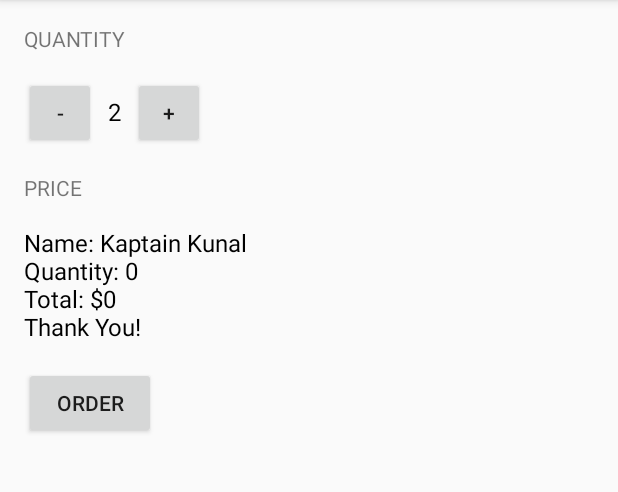
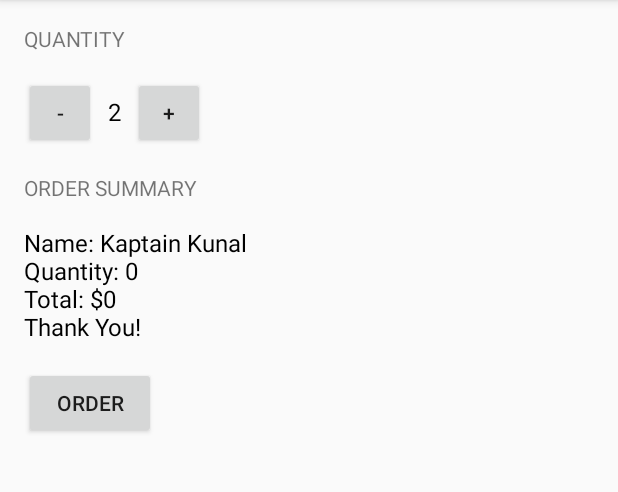
Before and after one commit to toanhtran/JustJava2, an Android app: the screen it shows after launch (MainActivity), after a tap on "ORDER", on a phone screen of 412 x 824 dp, the part 84-576 px from its top. Run offline under Robolectric (Android 15) with nearby library versions, the phone set to English and light mode, and no system bars.

Commit message:
delete unused method

```diff
--- a/app/src/main/java/com/example/toanhtran/justjava2/MainActivity.java
+++ b/app/src/main/java/com/example/toanhtran/justjava2/MainActivity.java
@@ -72,25 +72,13 @@ public class MainActivity extends ActionBarActivity {
         quantityTextView.setText("" + number);
 
     }
-    /**
-     * This method displays the given price on the screen.
-     */
-    private void displayPrice(int number) {
-        TextView priceTextView = (TextView) findViewById(R.id.price_text_view);
-        priceTextView.setText(NumberFormat.getCurrencyInstance().format(number));
-    }
+
     /**
      * This method displays the given text on the screen.
      */
     private void displayMessage(String message) {
-        TextView priceTextView = (TextView) findViewById(R.id.price_text_view);
-        priceTextView.setText(message);
+        TextView orderSummaryTextView = (TextView) findViewById(R.id.order_summary_text_view);
+        orderSummaryTextView.setText(message);
     }
 
-    /**
-     *
-     * @param priceOfOrder
-     * @return summary of name, quantity, total, and thank you msg
-     */
-
 }
--- a/app/src/main/res/layout/activity_main.xml
+++ b/app/src/main/res/layout/activity_main.xml
@@ -49,11 +49,11 @@
         android:layout_width="wrap_content"
         android:layout_height="wrap_content"
         android:layout_marginTop="16dp"
-        android:text="Price"
+        android:text="Order Summary"
         android:textAllCaps="true" />
 
     <TextView
-        android:id="@+id/price_text_view"
+        android:id="@+id/order_summary_text_view"
         android:layout_width="wrap_content"
         android:layout_height="wrap_content"
         android:layout_marginTop="16dp"
```
